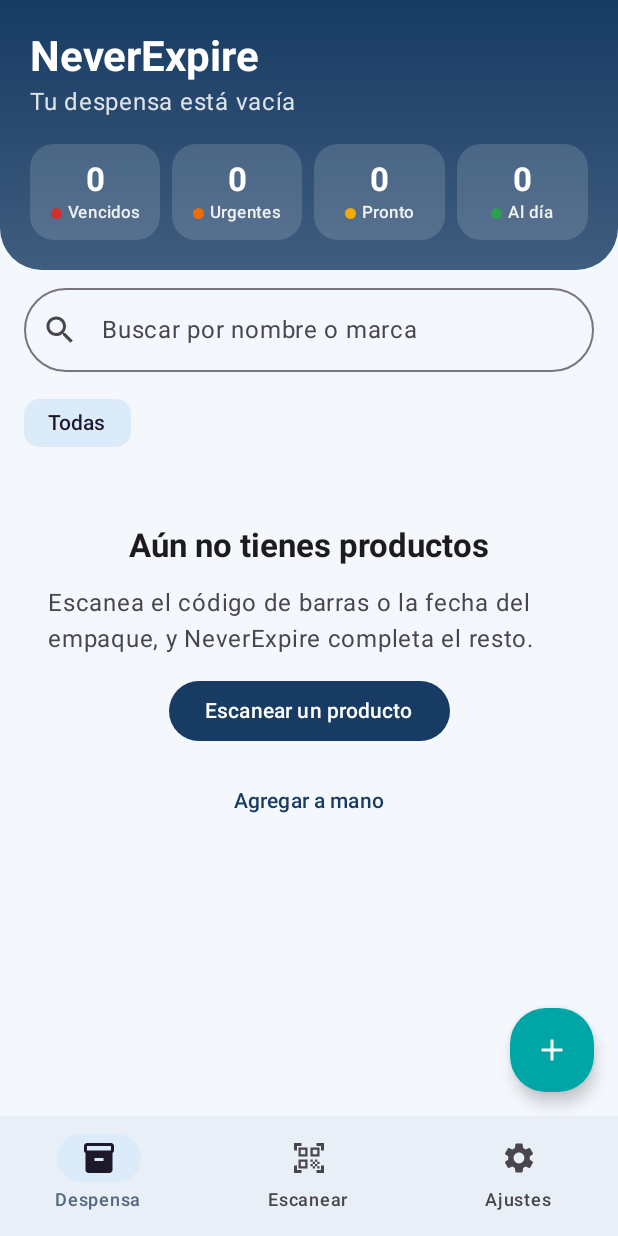
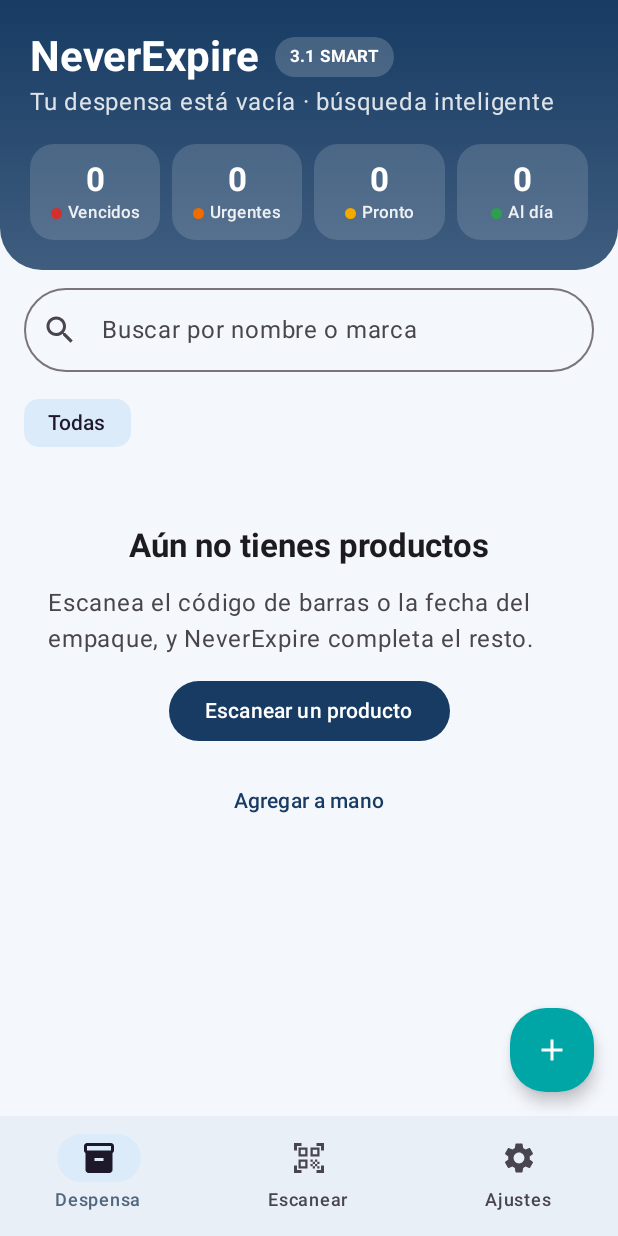
Before and after one commit to ndensver-cmyk/NeverExpire, an Android app built with Jetpack Compose: the HomeScreen screen opened through its navigation route, on a phone screen of 412 x 824 dp. Run offline under Robolectric (Android 15) with nearby library versions, the phone set to English and light mode, and no system bars; pictures from the network do not load.

Commit message:
Show 3.1 Smart identity on dashboard

```diff
--- a/app/src/main/java/com/neverexpire/app/ui/HomeScreen.kt
+++ b/app/src/main/java/com/neverexpire/app/ui/HomeScreen.kt
@@ -132,9 +132,15 @@ private fun Header(total: Int, counts: Map<ExpiryStatus, Int>, selected: ExpiryS
             .statusBarsPadding()
             .padding(20.dp)
     ) {
-        Text("NeverExpire", style = MaterialTheme.typography.headlineMedium, color = Color.White)
+        Row(verticalAlignment = Alignment.CenterVertically, horizontalArrangement = Arrangement.spacedBy(10.dp)) {
+            Text("NeverExpire", style = MaterialTheme.typography.headlineMedium, color = Color.White)
+            Surface(color = Color.White.copy(alpha = 0.18f), shape = RoundedCornerShape(50)) {
+                Text("3.1 SMART", modifier = Modifier.padding(horizontal = 10.dp, vertical = 5.dp),
+                    color = Color.White, style = MaterialTheme.typography.labelSmall, fontWeight = FontWeight.Bold)
+            }
+        }
         Text(
-            if (total == 0) "Tu despensa está vacía" else "$total productos en tu despensa",
+            if (total == 0) "Tu despensa está vacía · búsqueda inteligente" else "$total productos · búsqueda inteligente",
             color = Color.White.copy(alpha = 0.85f)
         )
         Spacer(Modifier.height(16.dp))
```
